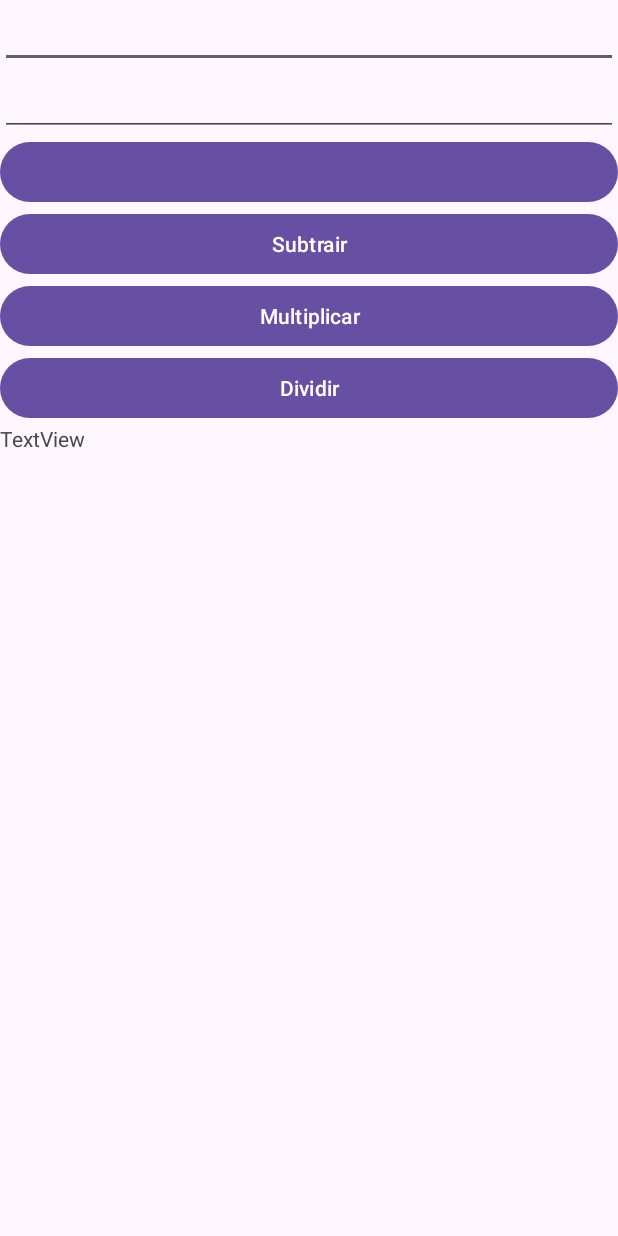
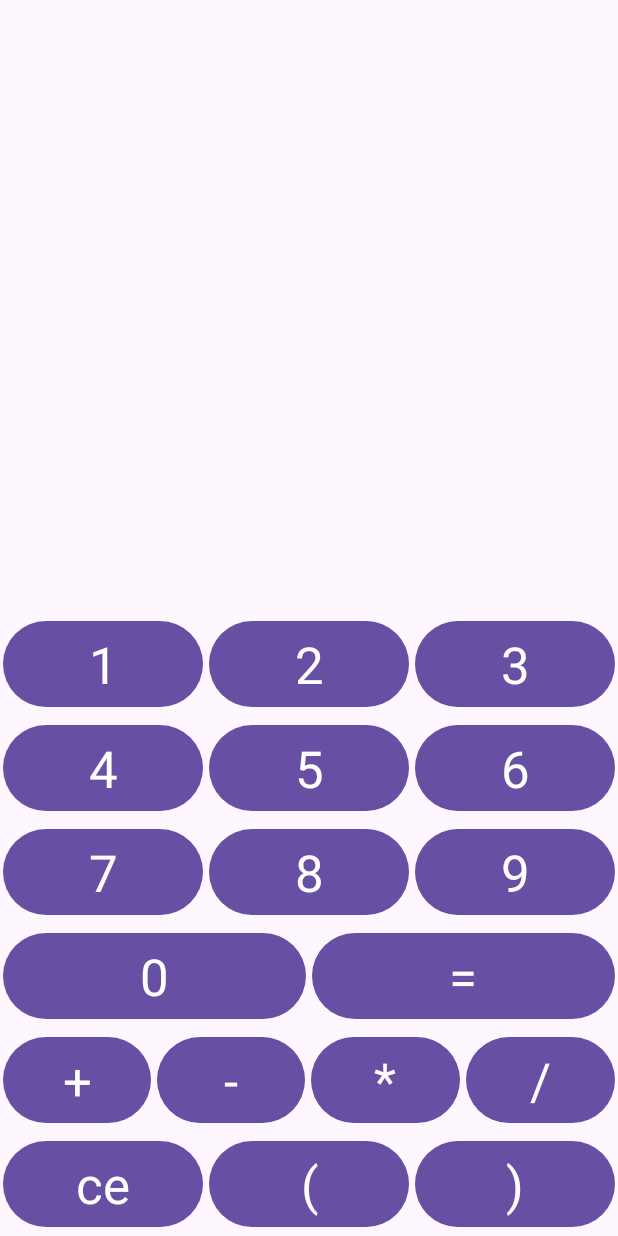
Before and after one commit to ensismoebius/aulas-android-nivel01, an Android app: the layout activity_main.xml on its own in the app's theme, with its tools: preview values and no code run, on a phone screen of 412 x 824 dp. Run offline under Robolectric (Android 15) with nearby library versions, the phone set to English and light mode, and no system bars.

Commit message:
Preparing to make a calculator

```diff
--- /dev/null
+++ b/app/src/main/java/org/dedira/calculadora/Interpretador.java
@@ -0,0 +1,119 @@
+package org.dedira.calculadora;
+
+import java.util.Stack;
+
+public class Interpretador {
+    public static String avaliar(String expressao) {
+
+        if (expressao.trim().isEmpty()) {
+            return "";
+        }
+
+        Stack<String> valores = new Stack<String>();
+        Stack<Character> operacoes = new Stack<Character>();
+
+        char[] caracteres = expressao.toCharArray();
+
+        for (int i = 0; i < caracteres.length; i++) {
+            if (caracteres[i] == ' ') {
+                continue;
+            }
+            if (caracteres[i] >= '0' && caracteres[i] <= '9' || Character.isAlphabetic(caracteres[i])) {
+
+                StringBuilder sbuf = new StringBuilder();
+                while (i < caracteres.length && isPartOfANumber(caracteres[i])) {
+                    sbuf.append(caracteres[i++]);
+                }
+
+                valores.push(sbuf.toString());
+
+                i--;
+
+                continue;
+            }
+
+            if (caracteres[i] == '(') {
+                operacoes.push(caracteres[i]);
+                continue;
+            }
+
+            if (caracteres[i] == ')') {
+                while (operacoes.peek() != '(') {
+                    valores.push(applyOperation(operacoes.pop(), valores.pop(), valores.pop()));
+                }
+                operacoes.pop();
+                continue;
+            }
+
+            if (caracteres[i] == '+' || caracteres[i] == '-' || caracteres[i] == '*' || caracteres[i] == '/' || caracteres[i] == '=') {
+                while (!operacoes.empty() && hasPrecedence(caracteres[i], operacoes.peek())) {
+                    valores.push(applyOperation(operacoes.pop(), valores.pop(), valores.pop()));
+                }
+
+                operacoes.push(caracteres[i]);
+            }
+        }
+
+        while (!operacoes.empty()) {
+            valores.push(applyOperation(operacoes.pop(), valores.pop(), valores.pop()));
+        }
+
+        return valores.pop();
+    }
+
+    private static boolean isPartOfANumber(char c) {
+        if (c >= '0' && c <= '9') {
+            return true;
+        }
+        if (c == '.') {
+            return true;
+        }
+        return false;
+    }
+
+    private static boolean hasPrecedence(char op1, char op2) {
+        if (op2 == '=') return false;
+
+        if (op2 == '(' || op2 == ')') return false;
+        if ((op1 == '*' || op1 == '/') && (op2 == '+' || op2 == '-')) return false;
+        else return true;
+    }
+
+    private static boolean isNumber(String value) {
+        try {
+            Double.parseDouble(value);
+            return true;
+        } catch (Exception e) {
+        }
+        return false;
+    }
+
+    private static String applyOperation(char operation, String valueTwo, String valueOne) {
+
+        boolean isValueOneNumeric = isNumber(valueOne);
+        boolean isValueTwoNumeric = isNumber(valueTwo);
+
+        double firstNumber = Double.parseDouble(valueOne);
+        double secondNumber = Double.parseDouble(valueTwo);
+
+        double result = 0;
+
+        switch (operation) {
+            case '+':
+                result = firstNumber + secondNumber;
+                break;
+            case '-':
+                result = firstNumber - secondNumber;
+                break;
+            case '*':
+                result = firstNumber * secondNumber;
+                break;
+            case '/':
+                if (secondNumber == 0) {
+                    throw new UnsupportedOperationException("Cannot divide by zero");
+                }
+                result = firstNumber / secondNumber;
+        }
+        return String.valueOf(result);
+    }
+}
--- a/app/src/main/res/layout/activity_main.xml
+++ b/app/src/main/res/layout/activity_main.xml
@@ -1,54 +1,211 @@
 <?xml version="1.0" encoding="utf-8"?>
 <LinearLayout xmlns:android="http://schemas.android.com/apk/res/android"
-    xmlns:app="http://schemas.android.com/apk/res-auto"
-    xmlns:tools="http://schemas.android.com/tools"
     android:layout_width="match_parent"
     android:layout_height="match_parent"
-    android:orientation="vertical"
-    tools:context=".MainActivity" >
+    android:orientation="vertical">
 
-    <EditText
-        android:id="@+id/txtNumero01"
+    <TextView
+        android:id="@+id/txtFormula"
+        android:layout_width="match_parent"
+        android:layout_height="match_parent"
+        android:layout_weight="1" />
+
+    <LinearLayout
         android:layout_width="match_parent"
         android:layout_height="wrap_content"
-        android:ems="10"
-        android:inputType="numberSigned" />
+        android:orientation="horizontal">
 
-    <EditText
-        android:id="@+id/txtNumero02"
+        <Button
+            android:id="@+id/btn1"
+            android:layout_width="wrap_content"
+            android:layout_height="wrap_content"
+            android:layout_margin="2dp"
+            android:layout_weight="1"
+            android:text="1"
+            android:textAppearance="@style/TextAppearance.AppCompat.Display1" />
+
+        <Button
+            android:id="@+id/btn2"
+            android:layout_width="wrap_content"
+            android:layout_height="wrap_content"
+            android:layout_margin="2dp"
+            android:layout_weight="1"
+            android:text="2"
+            android:textAppearance="@style/TextAppearance.AppCompat.Display1" />
+
+        <Button
+            android:id="@+id/btn3"
+            android:layout_width="wrap_content"
+            android:layout_height="match_parent"
+            android:layout_margin="2dp"
+            android:layout_weight="1"
+            android:text="3"
+            android:textAppearance="@style/TextAppearance.AppCompat.Display1" />
+    </LinearLayout>
+
+    <LinearLayout
         android:layout_width="match_parent"
         android:layout_height="wrap_content"
-        android:ems="10"
-        android:inputType="numberSigned" />
+        android:orientation="horizontal">
 
-    <Button
-        android:id="@+id/btnSoma"
+        <Button
+            android:id="@+id/btn4"
+            android:layout_width="wrap_content"
+            android:layout_height="match_parent"
+            android:layout_margin="2dp"
+            android:layout_weight="1"
+            android:text="4"
+            android:textAppearance="@style/TextAppearance.AppCompat.Display1" />
+
+        <Button
+            android:id="@+id/btn5"
+            android:layout_width="wrap_content"
+            android:layout_height="match_parent"
+            android:layout_margin="2dp"
+            android:layout_weight="1"
+            android:text="5"
+            android:textAppearance="@style/TextAppearance.AppCompat.Display1" />
+
+        <Button
+            android:id="@+id/btn6"
+            android:layout_width="wrap_content"
+            android:layout_height="match_parent"
+            android:layout_margin="2dp"
+            android:layout_weight="1"
+            android:text="6"
+            android:textAppearance="@style/TextAppearance.AppCompat.Display1" />
+    </LinearLayout>
+
+    <LinearLayout
+
         android:layout_width="match_parent"
         android:layout_height="wrap_content"
-        android:onClick="somar" />
+        android:orientation="horizontal">
 
-    <Button
-        android:id="@+id/btnSubtrair"
+        <Button
+            android:id="@+id/btn7"
+            android:layout_width="wrap_content"
+            android:layout_height="match_parent"
+            android:layout_margin="2dp"
+            android:layout_weight="1"
+            android:text="7"
+            android:textAppearance="@style/TextAppearance.AppCompat.Display1" />
+
+        <Button
+            android:id="@+id/btn8"
+            android:layout_width="wrap_content"
+            android:layout_height="match_parent"
+            android:layout_margin="2dp"
+            android:layout_weight="1"
+            android:text="8"
+            android:textAppearance="@style/TextAppearance.AppCompat.Display1" />
+
+        <Button
+            android:id="@+id/btn9"
+            android:layout_width="wrap_content"
+            android:layout_height="match_parent"
+            android:layout_margin="2dp"
+            android:layout_weight="1"
+            android:text="9"
+            android:textAppearance="@style/TextAppearance.AppCompat.Display1" />
+    </LinearLayout>
+
+    <LinearLayout
         android:layout_width="match_parent"
         android:layout_height="wrap_content"
-        android:text="Subtrair" />
+        android:orientation="horizontal">
 
-    <Button
-        android:id="@+id/btnMultiplicar"
+        <Button
+            android:id="@+id/btn0"
+            android:layout_width="wrap_content"
+            android:layout_height="match_parent"
+            android:layout_margin="2dp"
+            android:layout_weight="1"
+            android:text="0"
+            android:textAppearance="@style/TextAppearance.AppCompat.Display1" />
+
+        <Button
+            android:id="@+id/btnIgual"
+            android:layout_width="wrap_content"
+            android:layout_height="match_parent"
+            android:layout_margin="2dp"
+            android:layout_weight="1"
+            android:text="="
+            android:textAppearance="@style/TextAppearance.AppCompat.Display1" />
+    </LinearLayout>
+
+    <LinearLayout
         android:layout_width="match_parent"
         android:layout_height="wrap_content"
-        android:text="Multiplicar" />
+        android:orientation="horizontal">
 
-    <Button
-        android:id="@+id/btnDividir"
+        <Button
+            android:id="@+id/btnSoma"
+            android:layout_width="wrap_content"
+            android:layout_height="match_parent"
+            android:layout_margin="2dp"
+            android:layout_weight="1"
+            android:text="+"
+            android:textAppearance="@style/TextAppearance.AppCompat.Display1" />
+
+        <Button
+            android:id="@+id/btnSubtracao"
+            android:layout_width="wrap_content"
+            android:layout_height="match_parent"
+            android:layout_margin="2dp"
+            android:layout_weight="1"
+            android:text="-"
+            android:textAppearance="@style/TextAppearance.AppCompat.Display1" />
+
+        <Button
+            android:id="@+id/btnMultiplicacao"
+            android:layout_width="wrap_content"
+            android:layout_height="match_parent"
+            android:layout_margin="2dp"
+            android:layout_weight="1"
+            android:text="*"
+            android:textAppearance="@style/TextAppearance.AppCompat.Display1" />
+
+        <Button
+            android:id="@+id/btnDivisao"
+            android:layout_width="wrap_content"
+            android:layout_height="match_parent"
+            android:layout_margin="2dp"
+            android:layout_weight="1"
+            android:text="/"
+            android:textAppearance="@style/TextAppearance.AppCompat.Display1" />
+    </LinearLayout>
+
+    <LinearLayout
         android:layout_width="match_parent"
         android:layout_height="wrap_content"
-        android:text="Dividir" />
+        android:orientation="horizontal">
 
-    <TextView
-        android:id="@+id/txtResultado"
-        android:layout_width="match_parent"
-        android:layout_height="wrap_content"
-        android:text="TextView" />
+        <Button
+            android:id="@+id/btnCe"
+            android:layout_width="wrap_content"
+            android:layout_height="match_parent"
+            android:layout_margin="2dp"
+            android:layout_weight="1"
+            android:text="ce"
+            android:textAppearance="@style/TextAppearance.AppCompat.Display1" />
 
+        <Button
+            android:id="@+id/btnAbreParenteses"
+            android:layout_width="wrap_content"
+            android:layout_height="match_parent"
+            android:layout_margin="2dp"
+            android:layout_weight="1"
+            android:text="("
+            android:textAppearance="@style/TextAppearance.AppCompat.Display1" />
+
+        <Button
+            android:id="@+id/btnFecharParenteses"
+            android:layout_width="wrap_content"
+            android:layout_height="match_parent"
+            android:layout_margin="2dp"
+            android:layout_weight="1"
+            android:text=")"
+            android:textAppearance="@style/TextAppearance.AppCompat.Display1" />
+    </LinearLayout>
 </LinearLayout>
```
